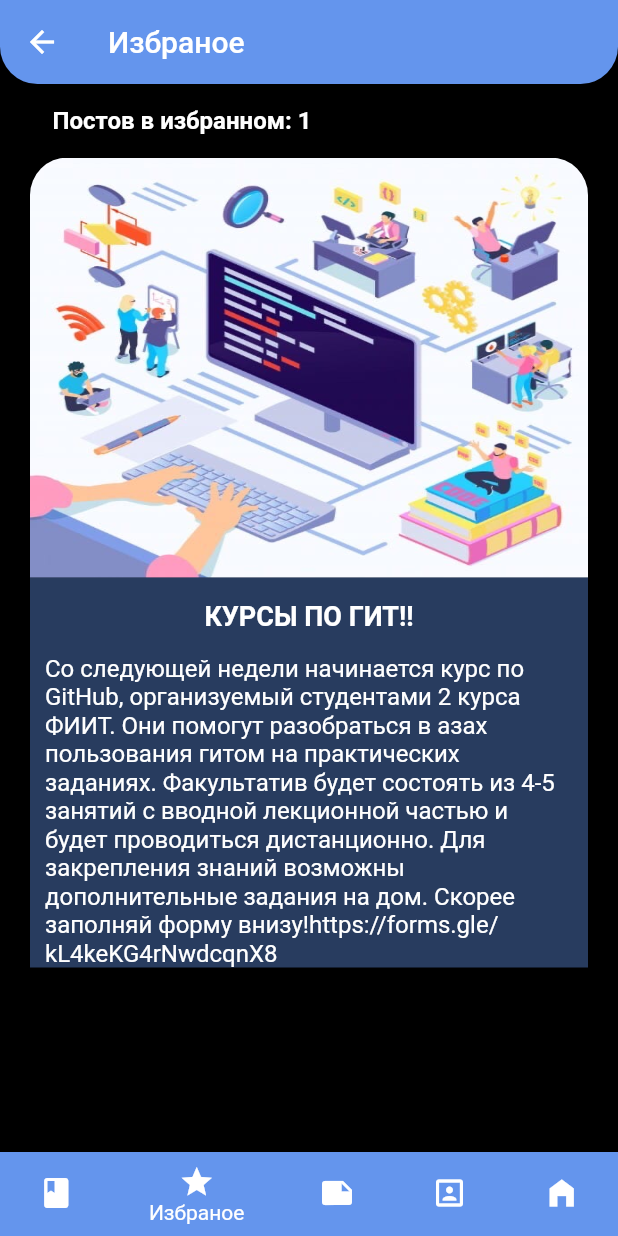
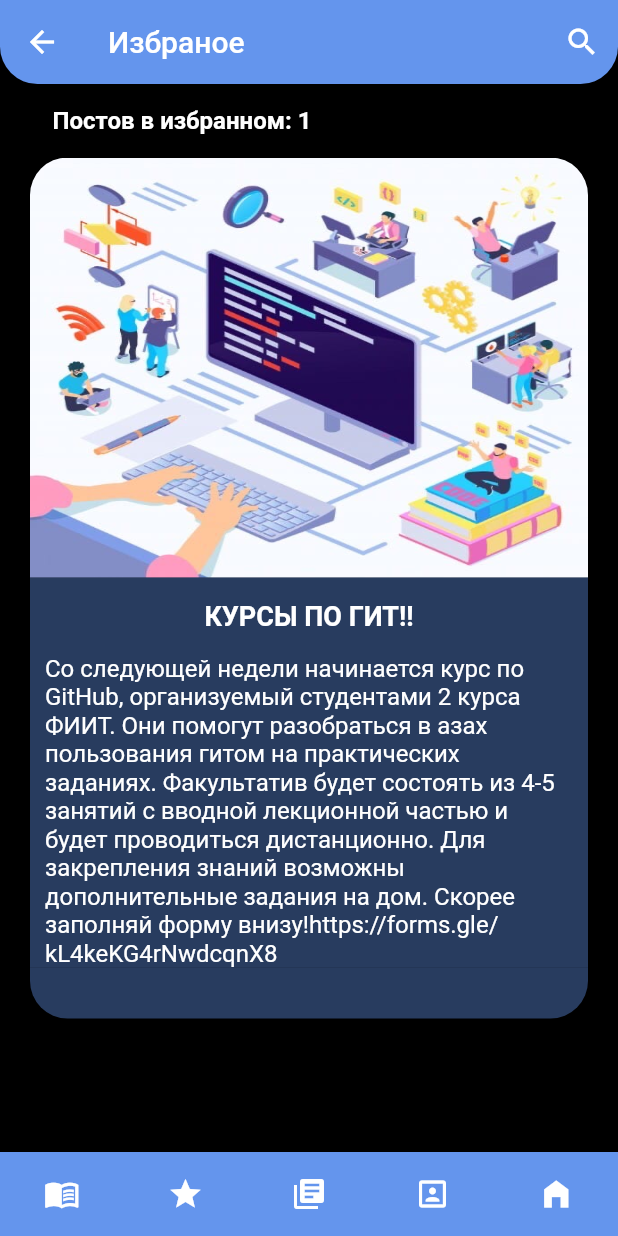
Before and after one commit to AndreyKondakovGW/Project-Sbornik-Pervokursnika-, a Flutter app: the NavPage screen opened by its route, item 2 of the bottom bar chosen, on a phone screen of 412 x 824 dp. Run offline on Flutter 3.47's test engine with Material 2 defaults, Android fonts, the phone set to English and light mode, and no system bars; drawn by our look-alikes of flutter_snake_navigationbar; our stand-ins replace bloc, flutter_bloc; Roboto replaces fonts that are missing (Tahoma).

Commit message:
Изменение анимации перехода NavigationBar, добавлен значок поиска

```diff
--- a/lib/pages/BasePage.dart
+++ b/lib/pages/BasePage.dart
@@ -1,5 +1,5 @@
 import 'package:flutter/material.dart';
-
+import 'package:flutter_snake_navigationbar/flutter_snake_navigationbar.dart';
 import 'Lenta/LentaPage.dart';
 import 'Sbornik/SbornikPageMenu.dart';
 import 'Profile/ProfilePage.dart';
@@ -46,6 +46,12 @@
       backgroundColor: Colors.black,
       appBar: AppBar(
         backgroundColor: Color.fromRGBO(100, 149, 237, 30),
+        actions: <Widget>[
+          IconButton(
+            icon: Icon(Icons.search),
+            onPressed: () {},
+          ),
+        ],
         shape: RoundedRectangleBorder(
             borderRadius: BorderRadius.only(
                 bottomLeft: Radius.circular(25),
@@ -57,11 +63,18 @@
         decoration: BoxDecoration(
             borderRadius: BorderRadius.only(
                 topLeft: Radius.circular(40), topRight: Radius.circular(25))),
-        child: BottomNavigationBar(
+        child: SnakeNavigationBar.color(
+
+          snakeViewColor: Color.fromRGBO(100, 149, 237, 30),
+          selectedItemColor: Colors.white,
+          snakeShape: SnakeShape.circle,
+          unselectedItemColor: Colors.white,
+          showSelectedLabels: true,
+          backgroundColor: Color.fromRGBO(100, 149, 237, 30),
           currentIndex: currentIdex,
           items: [
             BottomNavigationBarItem(
-              icon: Icon(Icons.book),
+              icon: Icon(Icons.menu_book),
               label: "Сборник",
               backgroundColor: Color.fromRGBO(100, 149, 237, 30),
             ),
@@ -71,7 +84,7 @@
               backgroundColor: Color.fromRGBO(100, 149, 237, 30),
             ),
             BottomNavigationBarItem(
-              icon: Icon(Icons.note),
+              icon: Icon(Icons.library_books),
               label: "Лента",
               backgroundColor: Color.fromRGBO(100, 149, 237, 30),
             ),
--- a/lib/pages/Favorites/FavoritesPage.dart
+++ b/lib/pages/Favorites/FavoritesPage.dart
@@ -1,7 +1,6 @@
 import 'package:flutter/material.dart';
 import '../Lenta/repository/postrepo.dart';
 import '../Lenta/postswidget.dart';
-
 
 class FavoritesPage extends StatelessWidget {
   final containers = posts.map((post) => PostWidget(post)).toList();
@@ -82,6 +81,17 @@
                           ],
                         ),
                       ),
+                      Container(
+                        height: 34,
+                        decoration: BoxDecoration(
+                          color: Color.fromRGBO(100, 149, 237, 20)
+                              .withOpacity(0.4),
+                          borderRadius: BorderRadius.only(
+                            bottomLeft: Radius.circular(25.0),
+                            bottomRight: Radius.circular(25.0),
+                          ),
+                        ),
+                      ),
                     ],
                   ),
                 )
--- a/lib/pages/Lenta/LentaPage.dart
+++ b/lib/pages/Lenta/LentaPage.dart
@@ -8,7 +8,6 @@
 
   @override
   Widget build(BuildContext context) {
-    //final title = 'Лента';
     return Center(
       child: Container(
         decoration: BoxDecoration(
--- a/pubspec.yaml
+++ b/pubspec.yaml
@@ -30,8 +30,8 @@
   flutter:
     sdk: flutter
   flutter_staggered_grid_view: ^0.3.2
-  flutter_snake_navigationbar: ^0.2.0
-
+  flutter_snake_navigationbar: ^0.4.1+3
+  bottom_personalized_dot_bar: ^1.0.2
 
   # The following adds the Cupertino Icons font to your application.
   # Use with the CupertinoIcons class for iOS style icons.
```
Also changed, not shown: assets/images/sfedu.png (added), pubspec.lock.
